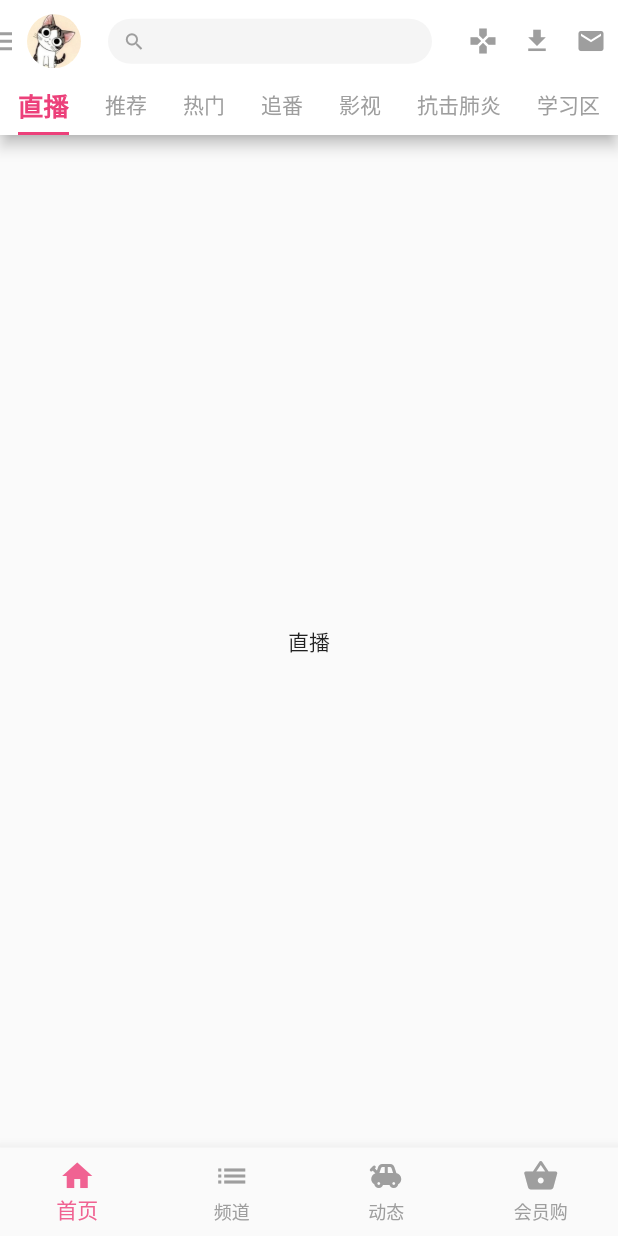
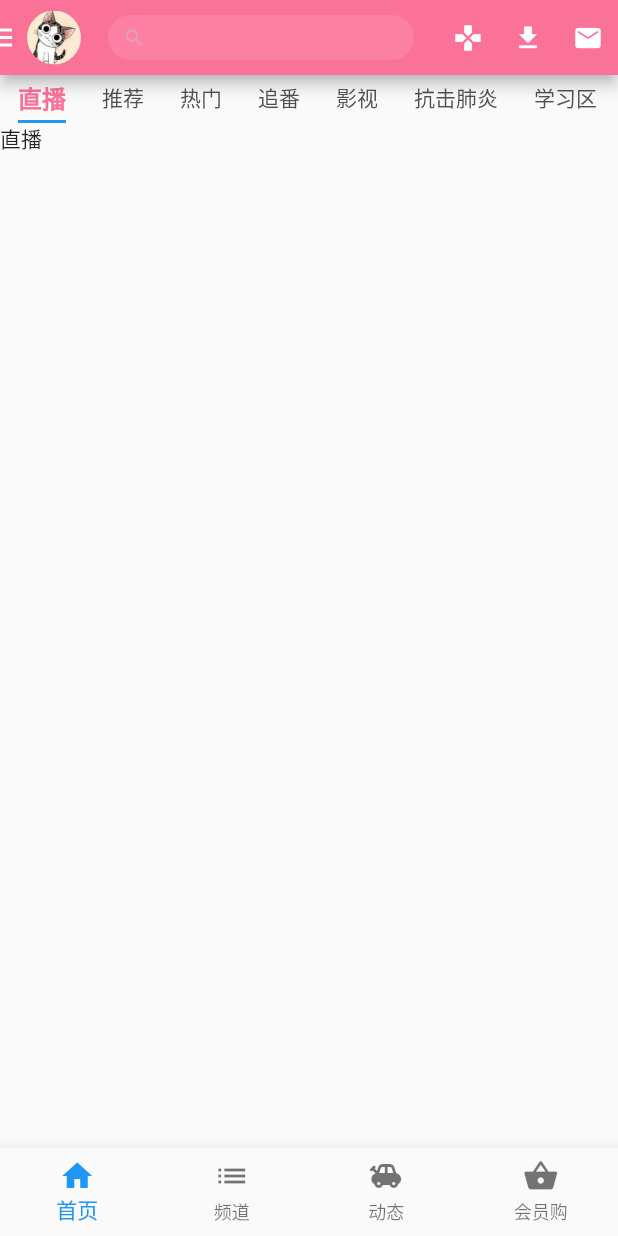
Before and after one commit to fogfire/flutter-bilibili, a Flutter app: the screen it shows after launch, on a phone screen of 412 x 824 dp. Run offline on Flutter 3.47's test engine with Material 2 defaults, Android fonts, the phone set to English and light mode, and no system bars.

Commit message:
feature: 主题调整

```diff
--- a/lib/components/HomeBody.dart
+++ /dev/null
@@ -1,21 +0,0 @@
-import 'package:flutter/material.dart';
-
-class HomeBody extends StatefulWidget {
-  HomeBody({Key key, @required this.name}) : super(key: key);
-
-  final String name;
-
-  @override
-  _HomeBodyState createState() => _HomeBodyState();
-}
-
-class _HomeBodyState extends State<HomeBody> {
-  @override
-  Widget build(BuildContext context) {
-    return Container(
-      child: Center(
-        child: Text(widget.name),
-      ),
-    );
-  }
-}
--- a/lib/main.dart
+++ b/lib/main.dart
@@ -11,8 +11,22 @@ class MyApp extends StatelessWidget {
     return MaterialApp(
       debugShowCheckedModeBanner: false,
       theme: ThemeData(
-        primaryColor: Colors.white,
-        iconTheme: IconThemeData(color: Colors.grey),
+        primaryColor: Color.fromRGBO(251, 114, 153, 1),
+        primaryColorBrightness: Brightness.dark,
+        dividerColor: Colors.white,
+        indicatorColor: Color.fromRGBO(251, 114, 153, 1),
+        tabBarTheme: TabBarTheme(
+          labelColor: Color.fromRGBO(251, 114, 153, 1),
+          unselectedLabelColor: Color.fromRGBO(80, 80, 80, 1),
+          labelStyle: TextStyle(
+            fontSize: 16,
+            fontWeight: FontWeight.bold,
+          ),
+          unselectedLabelStyle: TextStyle(
+            fontWeight: FontWeight.normal,
+          ),
+          indicatorSize: TabBarIndicatorSize.label,
+        ),
       ),
       initialRoute: '/',
       routes: {
--- a/lib/pages/channel.dart
+++ b/lib/pages/channel.dart
@@ -16,15 +16,10 @@ class _ChannelState extends State<Channel> with SingleTickerProviderStateMixin {
 
   @override
   Widget build(BuildContext context) {
-    return Scaffold(
-      appBar: AppBar(
-        // leading: , 头像
-        bottom: TabBar(
-          controller: _tabController,
-          tabs: <Widget>[Text('频道'), Text('分区')],
-          labelColor: Colors.grey,
-          indicatorColor: Colors.pink[300],
-        ),
+    return Container(
+      child: TabBar(
+        controller: _tabController,
+        tabs: <Widget>[Text('频道'), Text('分区')],
       ),
     );
   }
--- a/lib/pages/home.dart
+++ b/lib/pages/home.dart
@@ -1,5 +1,4 @@
 import 'package:flutter/material.dart';
-import '../components/HomeBody.dart';
 
 class Home extends StatefulWidget {
   @override
@@ -23,117 +22,49 @@ class _HomeState extends State<Home> with SingleTickerProviderStateMixin {
     super.dispose();
   }
 
-  List<Widget> _getActions() {
-    return [Icons.games, Icons.file_download, Icons.email]
-        .map((icon) => Padding(
-              padding: EdgeInsets.all(8),
-              child: Icon(
-                icon,
-                size: 20,
-                color: Colors.grey,
-              ),
-            ))
-        .toList();
-  }
-
   @override
   Widget build(BuildContext context) {
     return Scaffold(
-      appBar: PreferredSize(
-        preferredSize: Size.fromHeight(90),
-        child: AppBar(
-          leading: _Leading(ctx: context),
-          title: _Title(),
-          actions: _getActions(),
-          bottom: TabBar(
-            controller: _tabController,
-            isScrollable: true,
-            tabs: _tabs.map((v) => Text(v)).toList(),
-            labelPadding: EdgeInsets.fromLTRB(12, 2, 12, 6),
-            labelColor: Colors.pink[400],
-            unselectedLabelColor: Colors.grey,
-            indicatorColor: Colors.pink[400],
-            indicatorSize: TabBarIndicatorSize.label,
-            unselectedLabelStyle: TextStyle(
-              fontWeight: FontWeight.normal,
-            ),
-            labelStyle: TextStyle(
-              fontSize: 17,
-              fontWeight: FontWeight.bold,
-            ),
-          ),
-        ),
+      appBar: TabBar(
+        controller: _tabController,
+        isScrollable: true,
+        tabs: _tabs.map((v) => Text(v)).toList(),
+        labelPadding: EdgeInsets.fromLTRB(12, 3, 12, 3),
       ),
       body: TabBarView(
         controller: _tabController,
-        children: _tabs.map((item) => HomeBody(name: item)).toList(),
+        children: _tabs.map((item) => _ContentList(channel: item)).toList(),
       ),
     );
   }
 }
 
-class _Leading extends StatelessWidget {
-  _Leading({Key key, @required this.ctx}) : super(key: key);
+class _ContentList extends StatefulWidget {
+  _ContentList({ Key key, @required this.channel }) : super(key: key);
 
-  final BuildContext ctx;
+  final String channel;
+
+  @override
+  __ContentListState createState() => __ContentListState();
+}
+
+class __ContentListState extends State<_ContentList> {
+  List<Object> _list;
+
+  @override
+  void initState() {
+    super.initState();
+    switch(widget.channel) {
+      case '推荐':
+        break;
+      default: break;
+    }
+  }
 
   @override
   Widget build(BuildContext context) {
-    return GestureDetector(
-      onTap: () {
-        print('打开抽屉');
-        Scaffold.of(ctx).openDrawer();
-      },
-      child: Row(
-        children: <Widget>[
-          SizedBox(
-            width: 8.0,
-            child: Column(
-              mainAxisAlignment: MainAxisAlignment.center,
-              children: <Widget>[
-                Divider(height: 5.0, thickness: 2.0, color: Colors.grey),
-                Divider(height: 5.0, thickness: 2.0, color: Colors.grey),
-                Divider(height: 5.0, thickness: 2.0, color: Colors.grey),
-              ],
-            ),
-          ),
-          SizedBox(width: 8),
-          Expanded(
-            child: Center(
-              child: SizedBox(
-                width: 36,
-                height: 36,
-                child: ClipOval(
-                  child: Image.asset('images/user-icon.jpg', fit: BoxFit.cover),
-                ),
-              ),
-            ),
-          ),
-        ],
-      ),
+    return Container(
+      child: Text(widget.channel),
     );
   }
 }
-
-class _Title extends StatelessWidget {
-  @override
-  Widget build(BuildContext context) {
-    return Container(
-        height: 30,
-        padding: EdgeInsets.only(left: 10),
-        decoration: BoxDecoration(
-          borderRadius: BorderRadius.circular(15),
-          color: Colors.grey[100],
-        ),
-        child: Row(
-          children: [
-            Icon(
-              Icons.search,
-              size: 15,
-              color: Colors.grey,
-            ),
-            Spacer(),
-          ],
-        ));
-  }
-}
--- a/lib/pages/index.dart
+++ b/lib/pages/index.dart
@@ -11,14 +11,36 @@ class _IndexState extends State<Index> {
   int _bottomNavigationBarTapIndex = 0;
   Widget _body = Home();
 
+  List<Widget> _getActions() {
+    return [Icons.games, Icons.file_download, Icons.email]
+        .map(
+          (v) => SizedBox(
+            width: 40,
+            child: IconButton(
+              onPressed: () => {},
+              icon: Icon(v),
+              iconSize: 20,
+              padding: EdgeInsets.all(0),
+            ),
+          ),
+        )
+        .toList();
+  }
+
   @override
   Widget build(BuildContext context) {
     return Scaffold(
       body: _body,
+      appBar: PreferredSize(
+        preferredSize: Size.fromHeight(50),
+        child: AppBar(
+          leading: _Leading(),
+          title: _Title(),
+          actions: _getActions(),
+        ),
+      ),
       drawer: _Drawer(),
       bottomNavigationBar: BottomNavigationBar(
-        unselectedItemColor: Colors.grey,
-        selectedItemColor: Colors.pink[300],
         type: BottomNavigationBarType.fixed,
         onTap: _onBottomNavigationBarTap,
         currentIndex: _bottomNavigationBarTapIndex,
@@ -80,3 +102,66 @@ class _Drawer extends StatelessWidget {
     );
   }
 }
+
+class _Leading extends StatelessWidget {
+
+  @override
+  Widget build(BuildContext context) {
+    return GestureDetector(
+      onTap: () {
+        print('打开抽屉');
+        Scaffold.of(context).openDrawer();
+      },
+      child: Row(
+        children: <Widget>[
+          SizedBox(
+            width: 8.0,
+            child: Column(
+              mainAxisAlignment: MainAxisAlignment.center,
+              children: <Widget>[
+                Divider(height: 5.0, thickness: 2.0),
+                Divider(height: 5.0, thickness: 2.0),
+                Divider(height: 5.0, thickness: 2.0),
+              ],
+            ),
+          ),
+          SizedBox(width: 8),
+          Expanded(
+            child: Center(
+              child: SizedBox(
+                width: 36,
+                height: 36,
+                child: ClipOval(
+                  child: Image.asset('images/user-icon.jpg', fit: BoxFit.cover),
+                ),
+              ),
+            ),
+          ),
+        ],
+      ),
+    );
+  }
+}
+
+class _Title extends StatelessWidget {
+  @override
+  Widget build(BuildContext context) {
+    return Container(
+        height: 30,
+        padding: EdgeInsets.only(left: 10),
+        decoration: BoxDecoration(
+          borderRadius: BorderRadius.circular(15),
+          color: Color.fromRGBO(255, 255, 255, 0.1),
+        ),
+        child: Row(
+          children: [
+            Icon(
+              Icons.search,
+              size: 15,
+              color: Color.fromRGBO(200, 200, 200, 0.4),
+            ),
+            Spacer(),
+          ],
+        ));
+  }
+}
```
